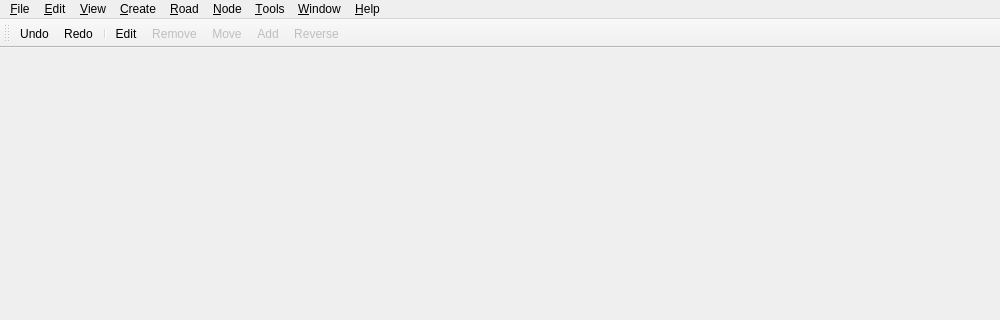
Above: MainWindow.ui from openstreetmap/merkaartor before the change; both pictures show x 0 to 1000 and y 0 to 320 of the 1000 by 600 pixel window. Below: the same form after it.
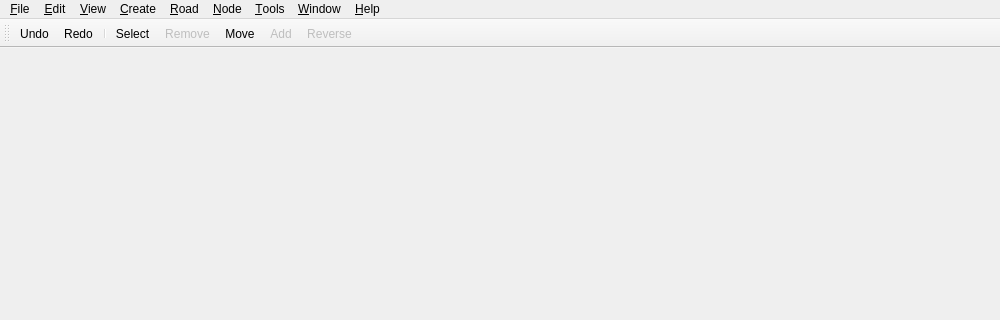
That is the form after the change. Icons and pictures are not drawn.

Commit message: FIX : make the shortcuts for moving less interfering

What changed in the file:
```diff
--- a/MainWindow.ui
+++ b/MainWindow.ui
@@ -294,9 +294,6 @@
    </property>
   </action>
   <action name="editMoveAction" >
-   <property name="enabled" >
-    <bool>false</bool>
-   </property>
    <property name="icon" >
     <iconset resource="Icons/AllIcons.qrc" >:/Icons/move.xpm</iconset>
    </property>
@@ -342,7 +339,7 @@
     <iconset resource="Icons/AllIcons.qrc" >:/Icons/toolselect.xpm</iconset>
    </property>
    <property name="text" >
-    <string>Edit</string>
+    <string>Select</string>
    </property>
    <property name="shortcut" >
     <string>Esc</string>
```
Left out of the diff: 12 changed lines with no effect on the pictures. The commit also changes 1 other file.
